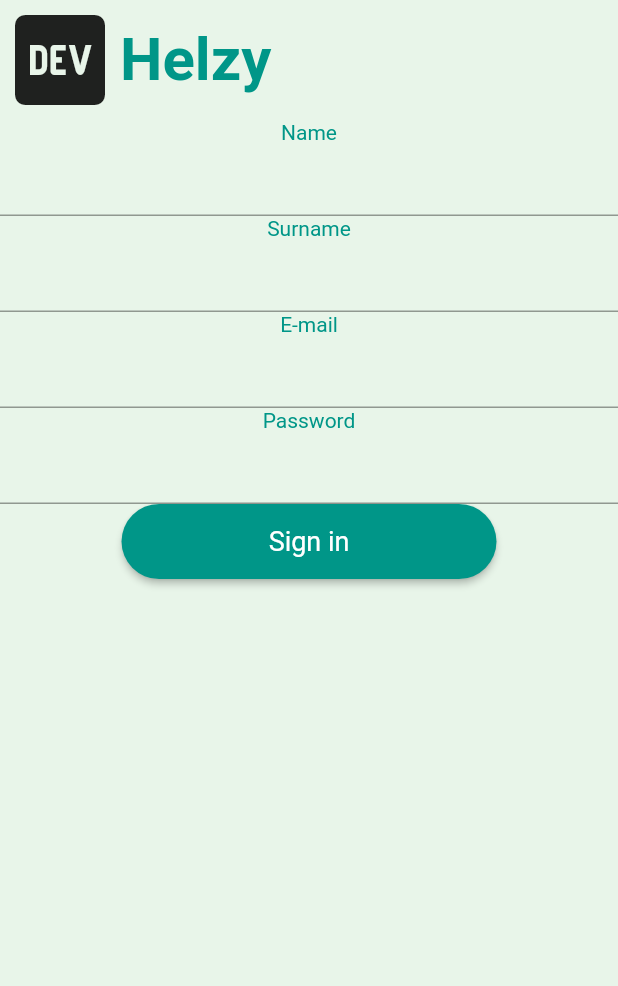
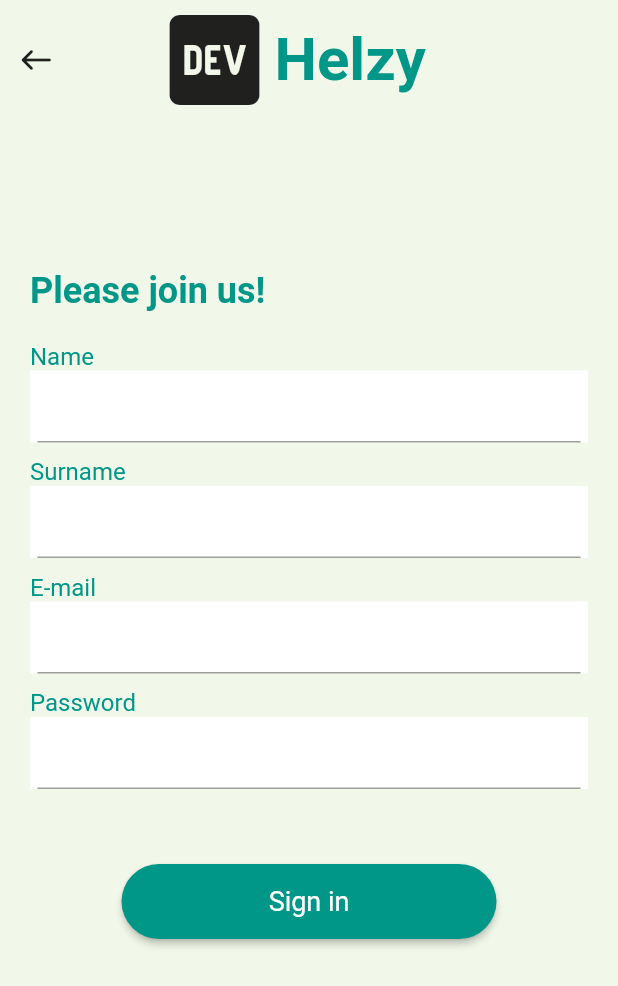
Before and after one commit to assanbayg/helzy, a Flutter app: the SignUpScreen screen opened directly, on a phone screen of 412 x 824 dp. Shown: the top 986 px of the screen. Run offline on Flutter 3.47's test engine with Material 2 defaults, Android fonts, the phone set to English and light mode, and no system bars.

Commit message:
added login and sign up screen

```diff
--- a/lib/main.dart
+++ b/lib/main.dart
@@ -18,6 +18,11 @@ class MyApp extends StatelessWidget {
       title: 'Flutter Demo',
       theme: basisTheme(),
       home: MainScreen(),
+      initialRoute: '/',
+      routes: {
+            LoginScreen.routeName: (context) => const LoginScreen(),
+            SignUpScreen.routeName: (context) => const SignUpScreen(),
+          },
     );
   }
 }
--- a/lib/screens/sign_up_screen.dart
+++ b/lib/screens/sign_up_screen.dart
@@ -2,24 +2,70 @@ import 'package:flutter/material.dart';
 import '../widgets/logo_title.dart';
 
 class SignUpScreen extends StatelessWidget {
+  static const routeName = '/sign up';
   const SignUpScreen({super.key});
   @override
   Widget build(BuildContext context) {
-    return Placeholder(
+    var theme = Theme.of(context);
+    return SafeArea(
       child: Scaffold(
         body: Column(children: [
-          LogoTitle(),
-          Text('Name'),
-          TextField(),
-          Text('Surname'),
-          TextField(),
-          Text('E-mail'),
-          TextField(),
-          Text('Password'),
-          TextField(),
+          Row(
+            children: [
+              IconButton(
+                onPressed: () {
+                  Navigator.pushNamed(context, '/');
+                },
+                icon: const Icon(Icons.west_rounded),
+              ),
+              const SizedBox(
+                width: 55,
+              ),
+              const LogoTitle(),
+            ],
+          ),
+          const SizedBox(height: 100),
+          Padding(
+            padding: const EdgeInsets.symmetric(horizontal: 20),
+            child: Column(
+              crossAxisAlignment: CrossAxisAlignment.start,
+              children: [
+                Text('Please join us!', style: theme.textTheme.headlineSmall),
+                const SizedBox(height: 20),
+                const Text('Name'),
+                Container(
+                  padding: const EdgeInsets.symmetric(horizontal: 5),
+                  color: Colors.white,
+                  child: const TextField(),
+                ),
+                const SizedBox(height: 10),
+                const Text('Surname'),
+                Container(
+                  padding: const EdgeInsets.symmetric(horizontal: 5),
+                  color: Colors.white,
+                  child: const TextField(),
+                ),
+                const SizedBox(height: 10),
+                const Text('E-mail'),
+                Container(
+                  padding: const EdgeInsets.symmetric(horizontal: 5),
+                  color: Colors.white,
+                  child: const TextField(),
+                ),
+                const SizedBox(height: 10),
+                const Text('Password'),
+                Container(
+                  padding: const EdgeInsets.symmetric(horizontal: 5),
+                  color: Colors.white,
+                  child: const TextField(),
+                ),
+              ],
+            ),
+          ),
+          const SizedBox(height: 50),
           ElevatedButton(
             onPressed: () {},
-            child: Text('Sign in'),
+            child: const Text('Sign in'),
           ),
         ]),
       ),
--- a/lib/theme.dart
+++ b/lib/theme.dart
@@ -10,11 +10,12 @@ const String FontNameTitle = '';
 ThemeData basisTheme() => ThemeData(
       brightness: Brightness.light,
       primaryColor: Colors.teal,
-      scaffoldBackgroundColor: Colors.green.shade50,
+      scaffoldBackgroundColor: Colors.lightGreen.shade50,
       fontFamily: 'Roboto',
       textTheme: const TextTheme(
-        bodyMedium: TextStyle(color: Colors.teal),
-        headlineSmall: TextStyle(color: Colors.teal),
+        bodyMedium: TextStyle(color: Colors.teal, fontSize: 16),
+        headlineSmall:
+            TextStyle(color: Colors.teal, fontWeight: FontWeight.w700),
         headlineLarge:
             TextStyle(color: Colors.teal, fontWeight: FontWeight.w700),
       ),
@@ -26,5 +27,7 @@ ThemeData basisTheme() => ThemeData(
           shape: RoundedRectangleBorder(
             borderRadius: BorderRadius.circular(30),
           ),
-              textStyle: const TextStyle(fontSize: 18))),
+          textStyle: const TextStyle(fontSize: 18),
+        ),
+      ),
     );
--- a/pubspec.yaml
+++ b/pubspec.yaml
@@ -59,8 +59,8 @@ flutter:
   uses-material-design: true
 
   # To add assets to your application, add an assets section, like this:
-  # assets:
-  #   - images/a_dot_burr.jpeg
+  assets:
+    - assets/images/what-is-a-healthy-lifestyle.png
   #   - images/a_dot_ham.jpeg
 
   # An image asset can refer to one or more resolution-specific "variants", see
```
Also changed, not shown: lib/screens/login_screen.dart (+41 -8 lines), lib/screens/main_screen.dart (+9 -3 lines), assets/images/what-is-a-healthy-lifestyle.png (added). Lines whose indentation alone changed are shown as unchanged.
